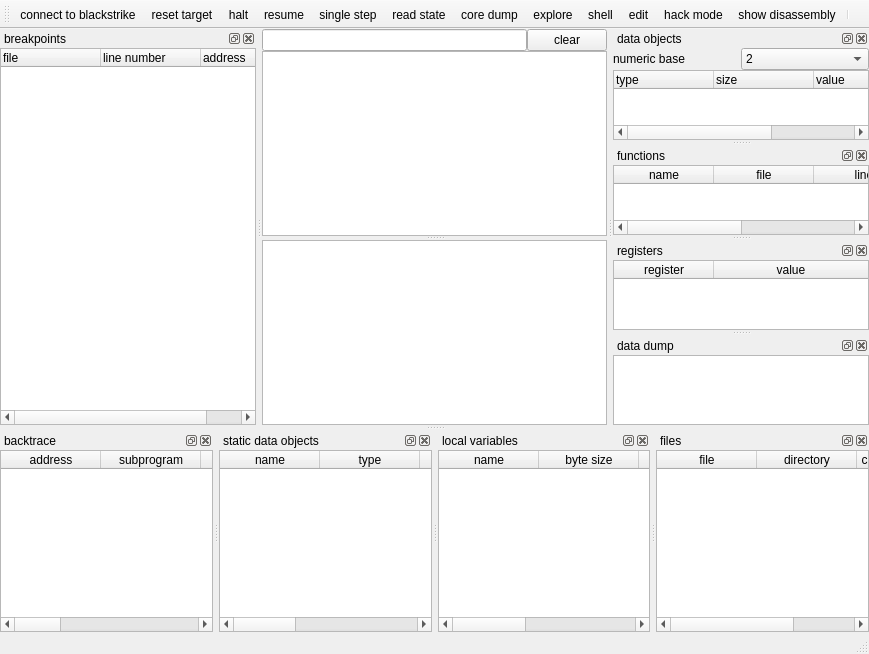
stoyan-shopov/troll, file mainwindow.ui: the form before one commit.
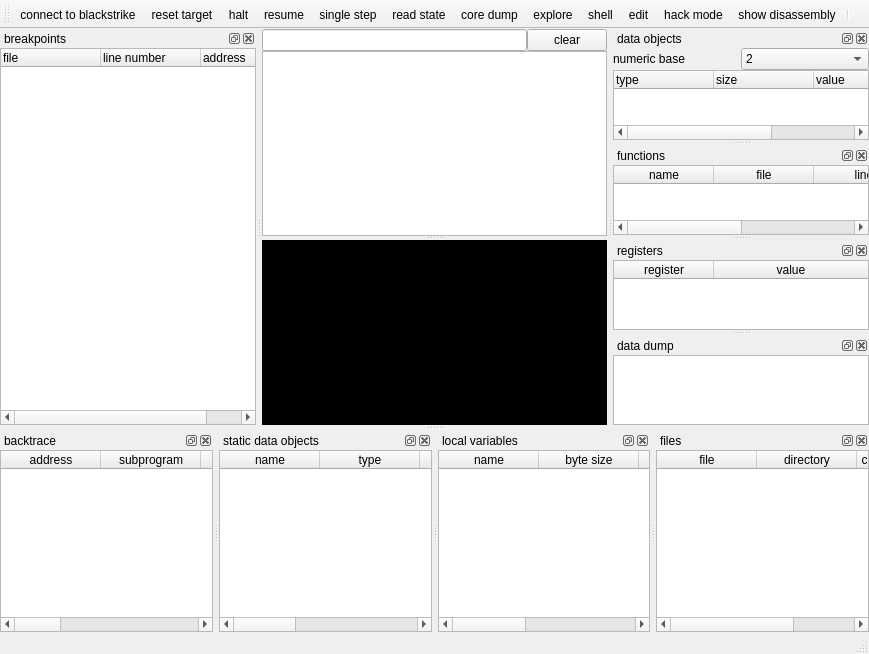
The form after the commit.

```diff
--- a/mainwindow.ui
+++ b/mainwindow.ui
@@ -55,7 +55,9 @@
       <widget class="QPlainTextEdit" name="plainTextEditSforthConsole"/>
       <widget class="QPlainTextEdit" name="plainTextEdit">
        <property name="styleSheet">
-        <string notr="true">font: 12pt &quot;Fixedsys&quot;;</string>
+        <string notr="true">font: 12pt &quot;Fixedsys&quot;;
+color: rgb(255, 255, 255);
+background-color: rgb(0, 0, 0);</string>
        </property>
       </widget>
      </widget>
```
